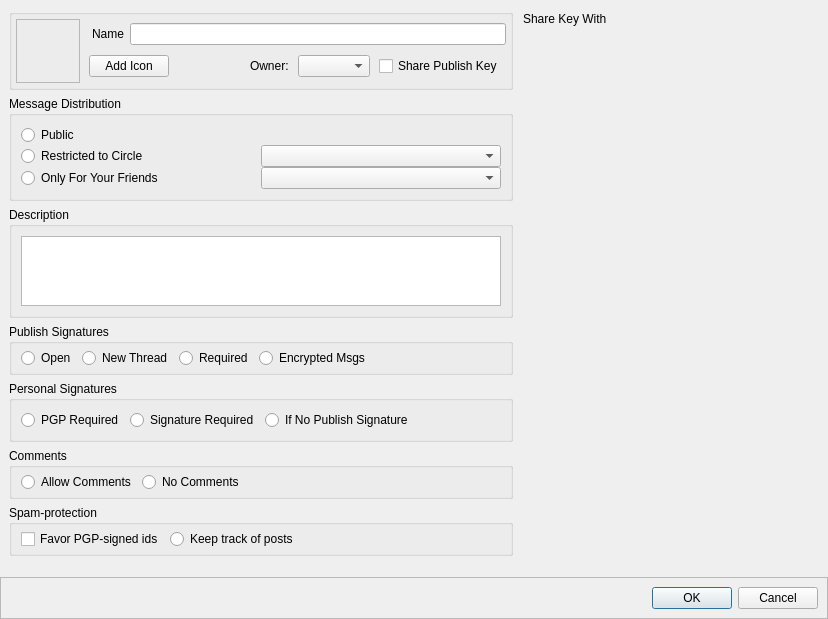
Before: the Qt Designer form retroshare-gui/src/gui/gxs/GxsGroupDialog.ui in RetroShare/RetroShare, drawn with Qt 5.
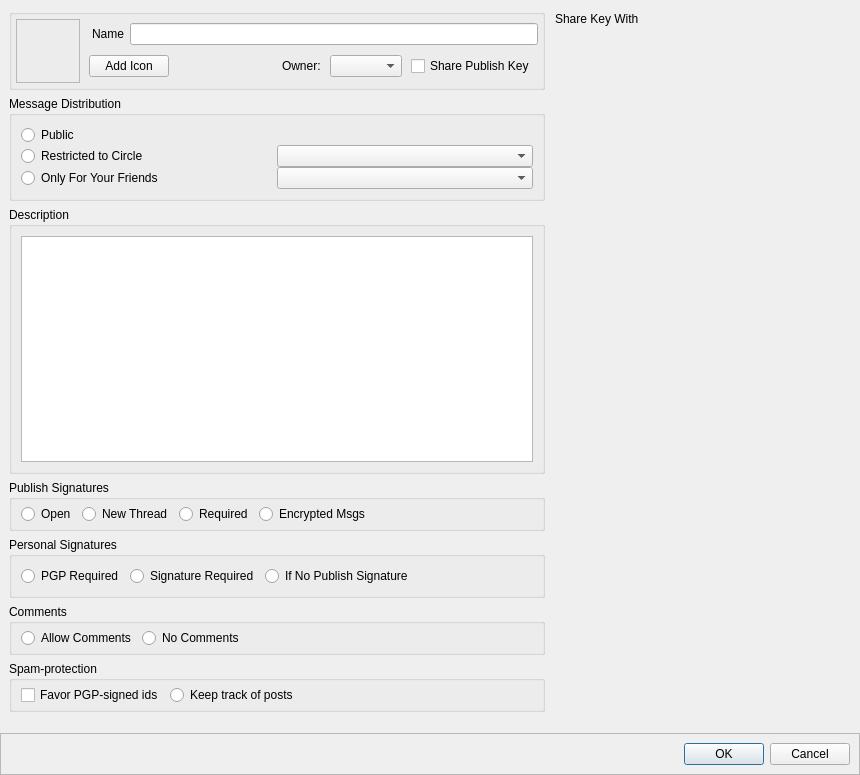
After: the same form once the commit is applied. Icons and pictures are not drawn. Custom widgets are drawn as their Qt base class.

What changed in the file:
```diff
--- a/retroshare-gui/src/gui/gxs/GxsGroupDialog.ui
+++ b/retroshare-gui/src/gui/gxs/GxsGroupDialog.ui
@@ -6,8 +6,8 @@
    <rect>
     <x>0</x>
     <y>0</y>
-    <width>828</width>
-    <height>612</height>
+    <width>860</width>
+    <height>775</height>
    </rect>
   </property>
   <property name="windowTitle">
@@ -874,6 +874,11 @@
    <extends>QTextEdit</extends>
    <header location="global">gui/common/MimeTextEdit.h</header>
   </customwidget>
+  <customwidget>
+   <class>GroupChooser</class>
+   <extends>QComboBox</extends>
+   <header>gui/common/GroupChooser.h</header>
+  </customwidget>
  </customwidgets>
  <resources>
   <include location="../images.qrc"/>
```
Left out of the diff: 50 changed lines with no effect on the pictures.
